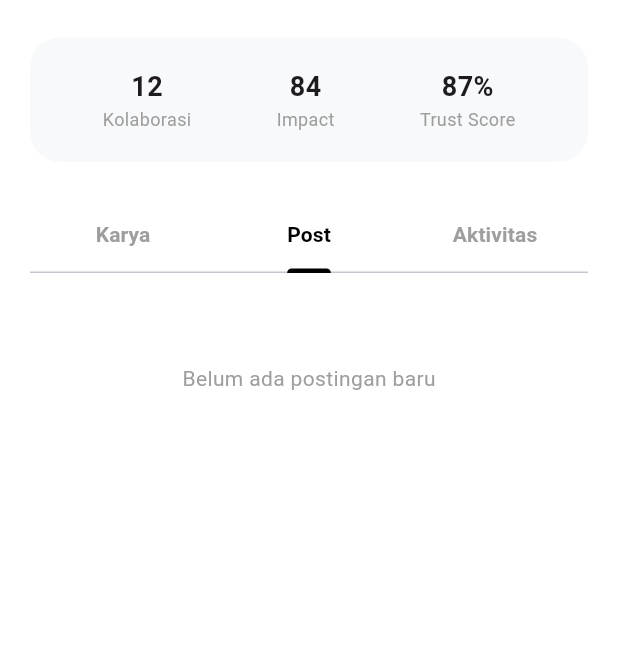
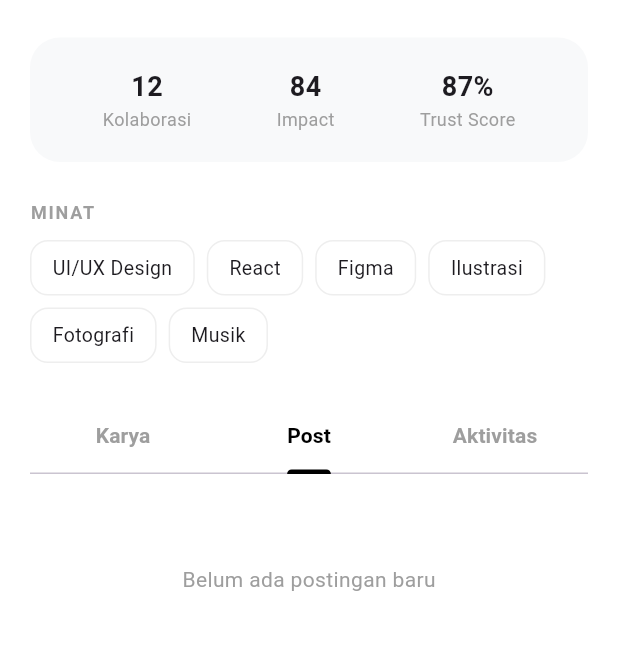
Before and after one commit to hanzic-in/Discire, a Flutter app: the ProfilePage screen opened directly, tab 2 chosen, on a phone screen of 412 x 824 dp, the part 219-869 px from its top. Run offline on Flutter 3.47's test engine with Material 3 defaults, Android fonts, the phone set to English and light mode, and no system bars; our stand-ins replace curved_navigation_bar; network calls fail.

Commit message:
Add interests section to ProfilePage
Added interests section with chips to display user interests.

```diff
--- a/lib/pages/profile/profile_page.dart
+++ b/lib/pages/profile/profile_page.dart
@@ -98,6 +98,20 @@ class _ProfilePageState extends State<ProfilePage> with TickerProviderStateMixin
 
             const SizedBox(height: 25),
 
+            // --- interest ---
+            const Text(
+              "MINAT",
+              style: TextStyle(fontSize: 12, fontWeight: FontWeight.bold, letterSpacing: 1.2, color: Colors.grey)
+            ),
+            const SizedBox(height: 10),
+            Wrap(
+              spacing: 8,
+              runSpacing: 8,
+              children: ProfileData.interests.map((interest) => _buildInterestChip(interest)).toList(),
+            ),
+
+            const SizedBox(height: 25),
+
             // --- TABBAR SECTION ---
             TabBar(
               controller: _tabController,
@@ -130,24 +144,24 @@ class _ProfilePageState extends State<ProfilePage> with TickerProviderStateMixin
     );
   }
 
-  // LOGIKA PINDAH TAB
+  // TAB MOVE LOGIC
   Widget _buildTabContent(int index) {
     switch (index) {
       case 0:
-        return _buildWorkGrid(); // Panggil Grid Pinterest
+        return _buildWorkGrid();
       case 1:
         return const Center(child: Padding(
           padding: EdgeInsets.symmetric(vertical: 40),
           child: Text("Belum ada postingan baru", style: TextStyle(color: Colors.grey)),
         ));
       case 2:
-        return _buildActivityList(); // Panggil Daftar Aktivitas
+        return _buildActivityList();
       default:
         return const SizedBox();
     }
   }
 
-  // WIDGET KARYA (MASONRY GRID)
+  // WORK WIDGETS
   Widget _buildWorkGrid() {
     return Row(
       crossAxisAlignment: CrossAxisAlignment.start,
@@ -173,7 +187,7 @@ class _ProfilePageState extends State<ProfilePage> with TickerProviderStateMixin
     );
   }
 
-  // WIDGET AKTIVITAS
+  // ACTIVITY WIDGETS
   Widget _buildActivityList() {
     return Column(
       children: [
@@ -220,6 +234,18 @@ class _ProfilePageState extends State<ProfilePage> with TickerProviderStateMixin
     );
   }
 
+    Widget _buildInterestChip(String label) {
+    return Container(
+      padding: const EdgeInsets.symmetric(horizontal: 14, vertical: 8),
+      decoration: BoxDecoration(
+        border: Border.all(color: Colors.grey[200]!),
+        borderRadius: BorderRadius.circular(12),
+      ),
+      child: Text(label, style: const TextStyle(fontSize: 13)),
+    );
+    }
+
+
   Widget _buildStat(String value, String label) {
     return Column(
       children: [
@@ -230,7 +256,6 @@ class _ProfilePageState extends State<ProfilePage> with TickerProviderStateMixin
   }
 }
 
-// DATA TETEP DI SINI
 class ProfileData {
   static const String name = "hanz zyn";
   static const String location = "Jakarta, Indonesia";
```
